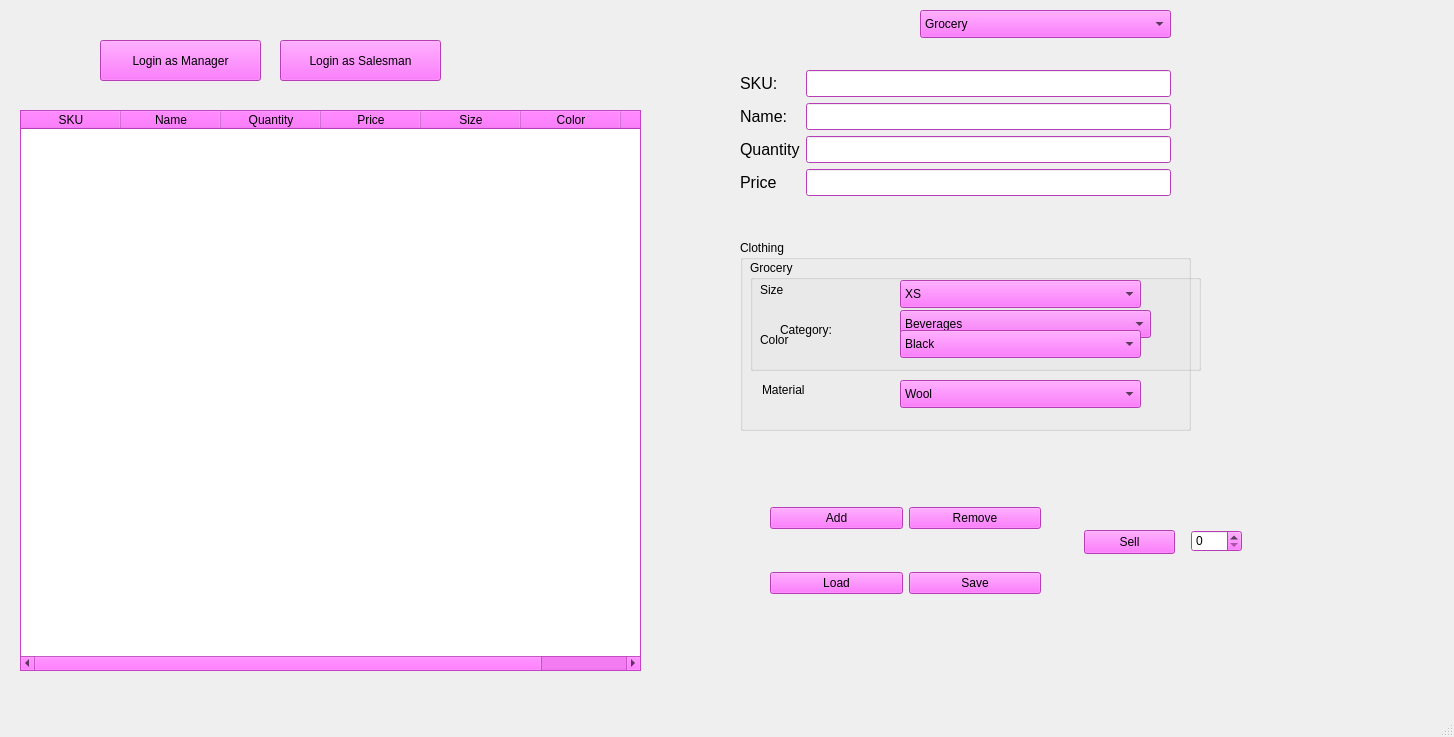
The window that mainwindow.ui (UmarMushtaqMughal/Cs) describes before a commit, drawn with Qt 5.
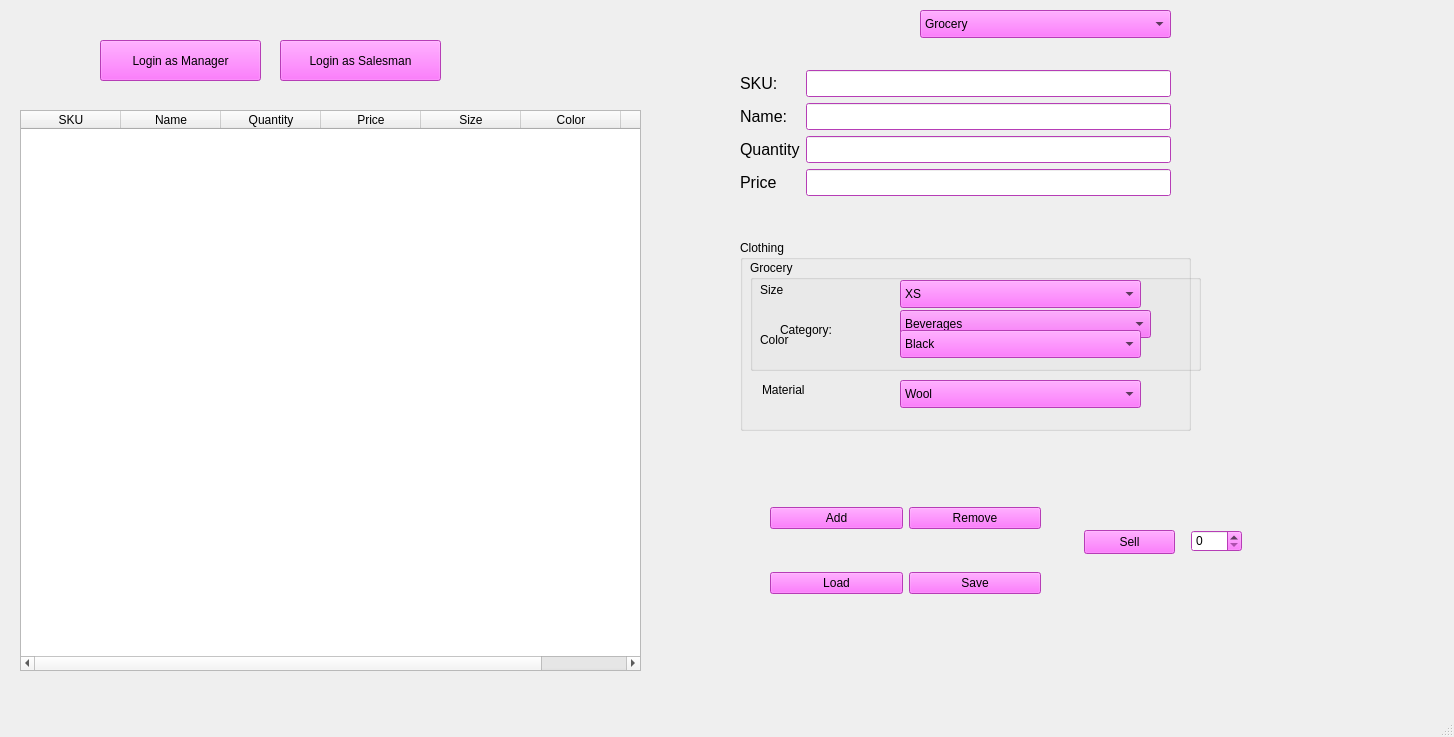
The same window after the commit.

Patch:
```diff
--- a/mainwindow.ui
+++ b/mainwindow.ui
@@ -6018,8 +6018,8 @@
        <colorrole role="Base">
         <brush brushstyle="SolidPattern">
          <color alpha="255">
-          <red>255</red>
-          <green>255</green>
+          <red>199</red>
+          <green>211</green>
           <blue>255</blue>
          </color>
         </brush>
@@ -6101,9 +6101,9 @@
        <colorrole role="Button">
         <brush brushstyle="SolidPattern">
          <color alpha="255">
-          <red>255</red>
-          <green>85</green>
-          <blue>255</blue>
+          <red>240</red>
+          <green>240</green>
+          <blue>240</blue>
          </color>
         </brush>
        </colorrole>
@@ -6111,7 +6111,7 @@
         <brush brushstyle="SolidPattern">
          <color alpha="255">
           <red>255</red>
-          <green>212</green>
+          <green>255</green>
           <blue>255</blue>
          </color>
         </brush>
@@ -6119,27 +6119,27 @@
        <colorrole role="Midlight">
         <brush brushstyle="SolidPattern">
          <color alpha="255">
-          <red>255</red>
-          <green>148</green>
-          <blue>255</blue>
+          <red>227</red>
+          <green>227</green>
+          <blue>227</blue>
          </color>
         </brush>
        </colorrole>
        <colorrole role="Dark">
         <brush brushstyle="SolidPattern">
          <color alpha="255">
-          <red>127</red>
-          <green>42</green>
-          <blue>127</blue>
+          <red>160</red>
+          <green>160</green>
+          <blue>160</blue>
          </color>
         </brush>
        </colorrole>
        <colorrole role="Mid">
         <brush brushstyle="SolidPattern">
          <color alpha="255">
-          <red>170</red>
-          <green>57</green>
-          <blue>170</blue>
+          <red>160</red>
+          <green>160</green>
+          <blue>160</blue>
          </color>
         </brush>
        </colorrole>
@@ -6182,18 +6182,18 @@
        <colorrole role="Window">
         <brush brushstyle="SolidPattern">
          <color alpha="255">
-          <red>255</red>
-          <green>85</green>
-          <blue>255</blue>
+          <red>240</red>
+          <green>240</green>
+          <blue>240</blue>
          </color>
         </brush>
        </colorrole>
        <colorrole role="Shadow">
         <brush brushstyle="SolidPattern">
          <color alpha="255">
-          <red>0</red>
-          <green>0</green>
-          <blue>0</blue>
+          <red>105</red>
+          <green>105</green>
+          <blue>105</blue>
          </color>
         </brush>
        </colorrole>
@@ -6209,9 +6209,9 @@
        <colorrole role="AlternateBase">
         <brush brushstyle="SolidPattern">
          <color alpha="255">
-          <red>255</red>
-          <green>170</green>
-          <blue>255</blue>
+          <red>245</red>
+          <green>245</green>
+          <blue>245</blue>
          </color>
         </brush>
        </colorrole>
@@ -6235,7 +6235,7 @@
        </colorrole>
        <colorrole role="PlaceholderText">
         <brush brushstyle="SolidPattern">
-         <color alpha="127">
+         <color alpha="128">
           <red>0</red>
           <green>0</green>
           <blue>0</blue>
@@ -6364,9 +6364,9 @@
        <colorrole role="AlternateBase">
         <brush brushstyle="SolidPattern">
          <color alpha="255">
-          <red>255</red>
-          <green>85</green>
-          <blue>255</blue>
+          <red>245</red>
+          <green>245</green>
+          <blue>245</blue>
          </color>
         </brush>
        </colorrole>
@@ -6390,10 +6390,10 @@
        </colorrole>
        <colorrole role="PlaceholderText">
         <brush brushstyle="SolidPattern">
-         <color alpha="127">
-          <red>127</red>
-          <green>42</green>
-          <blue>127</blue>
+         <color alpha="128">
+          <red>0</red>
+          <green>0</green>
+          <blue>0</blue>
          </color>
         </brush>
        </colorrole>
```
Left out of the diff: 2 changed lines with no effect on the pictures.
